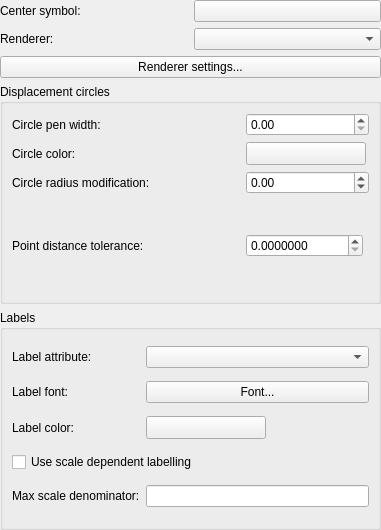
carsmie/QGIS, file src/ui/qgspointdisplacementrendererwidgetbase.ui: the form before one commit.
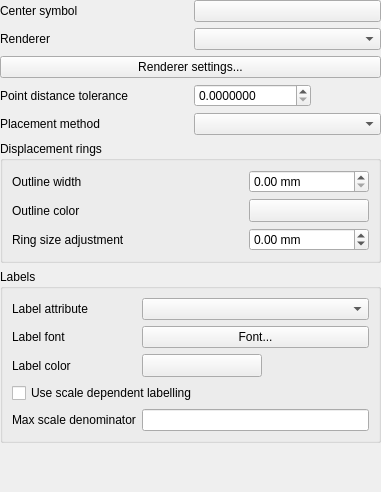
The form after the commit. Custom widgets are drawn as their Qt base class.

Commit message: [FEATURE] Add concentric ring placement mode for displacement renderer

```diff
--- a/src/ui/qgspointdisplacementrendererwidgetbase.ui
+++ b/src/ui/qgspointdisplacementrendererwidgetbase.ui
@@ -7,7 +7,7 @@
     <x>0</x>
     <y>0</y>
     <width>381</width>
-    <height>530</height>
+    <height>492</height>
    </rect>
   </property>
   <property name="windowTitle">
@@ -17,46 +17,14 @@
    <property name="margin">
     <number>0</number>
    </property>
-   <item row="0" column="0">
-    <layout class="QHBoxLayout" name="horizontalLayout_9">
-     <item>
-      <widget class="QLabel" name="mCenterSymbolLabel">
-       <property name="text">
-        <string>Center symbol:</string>
-       </property>
-      </widget>
-     </item>
-     <item>
-      <widget class="QPushButton" name="mCenterSymbolPushButton">
-       <property name="text">
-        <string/>
-       </property>
-      </widget>
-     </item>
-    </layout>
-   </item>
-   <item row="1" column="0">
-    <layout class="QHBoxLayout" name="horizontalLayout_4">
-     <item>
-      <widget class="QLabel" name="mRendererLabel">
-       <property name="text">
-        <string>Renderer:</string>
-       </property>
-      </widget>
-     </item>
-     <item>
-      <widget class="QComboBox" name="mRendererComboBox"/>
-     </item>
-    </layout>
-   </item>
-   <item row="2" column="0">
+   <item row="4" column="0" colspan="2">
     <widget class="QPushButton" name="mRendererSettingsButton">
      <property name="text">
       <string>Renderer settings...</string>
      </property>
     </widget>
    </item>
-   <item row="4" column="0">
+   <item row="9" column="0" colspan="2">
     <widget class="QgsCollapsibleGroupBoxBasic" name="mLabellingGroupBox">
      <property name="title">
       <string>Labels</string>
@@ -65,7 +33,7 @@
       <item row="0" column="0">
        <widget class="QLabel" name="mLabelAttributeLabel">
         <property name="text">
-         <string>Label attribute:</string>
+         <string>Label attribute</string>
         </property>
        </widget>
       </item>
@@ -75,7 +43,7 @@
       <item row="1" column="0">
        <widget class="QLabel" name="label">
         <property name="text">
-         <string>Label font:</string>
+         <string>Label font</string>
         </property>
        </widget>
       </item>
@@ -89,7 +57,7 @@
       <item row="2" column="0">
        <widget class="QLabel" name="mLabelColorLabel">
         <property name="text">
-         <string>Label color:</string>
+         <string>Label color</string>
         </property>
        </widget>
       </item>
@@ -122,7 +90,7 @@
       <item row="4" column="0">
        <widget class="QLabel" name="mMaxScaleLabel">
         <property name="text">
-         <string>Max scale denominator:</string>
+         <string>Max scale denominator</string>
         </property>
        </widget>
       </item>
@@ -132,10 +100,20 @@
      </layout>
     </widget>
    </item>
-   <item row="3" column="0">
+   <item row="0" column="0">
+    <widget class="QLabel" name="mCenterSymbolLabel">
+     <property name="text">
+      <string>Center symbol</string>
+     </property>
+    </widget>
+   </item>
+   <item row="2" column="1">
+    <widget class="QComboBox" name="mRendererComboBox"/>
+   </item>
+   <item row="8" column="0" colspan="2">
     <widget class="QgsCollapsibleGroupBoxBasic" name="mDisplacementCirclesGroupBox">
      <property name="title">
-      <string>Displacement circles</string>
+      <string>Displacement rings</string>
      </property>
      <layout class="QGridLayout" name="gridLayout_2">
       <item row="2" column="1">
@@ -160,40 +138,89 @@
       <item row="3" column="0">
        <widget class="QLabel" name="mCircleRadiusLabel">
         <property name="text">
-         <string>Circle radius modification:</string>
+         <string>Ring size adjustment</string>
         </property>
        </widget>
       </item>
       <item row="0" column="0">
        <widget class="QLabel" name="mCircleWidthLabel">
         <property name="text">
-         <string>Circle pen width:</string>
+         <string>Outline width</string>
         </property>
        </widget>
       </item>
       <item row="2" column="0">
        <widget class="QLabel" name="mCircleColorLabel">
         <property name="text">
-         <string>Circle color:</string>
-        </property>
-       </widget>
-      </item>
-      <item row="6" column="0">
-       <widget class="QLabel" name="mDistanceToleranceLabel">
-        <property name="text">
-         <string>Point distance tolerance:</string>
+         <string>Outline color</string>
         </property>
        </widget>
       </item>
       <item row="3" column="1">
        <widget class="QgsDoubleSpinBox" name="mCircleModificationSpinBox">
+        <property name="suffix">
+         <string> mm</string>
+        </property>
         <property name="minimum">
-         <double>-99.000000000000000</double>
+         <double>-9999.000000000000000</double>
         </property>
+        <property name="maximum">
+         <double>9999.000000000000000</double>
+        </property>
+        <property name="singleStep">
+         <double>0.100000000000000</double>
+        </property>
        </widget>
       </item>
       <item row="0" column="1">
-       <widget class="QgsDoubleSpinBox" name="mCircleWidthSpinBox"/>
+       <widget class="QgsDoubleSpinBox" name="mCircleWidthSpinBox">
+        <property name="suffix">
+         <string> mm</string>
+        </property>
+        <property name="maximum">
+         <double>9999.000000000000000</double>
+        </property>
+        <property name="singleStep">
+         <double>0.100000000000000</double>
+        </property>
+       </widget>
+      </item>
+     </layout>
+    </widget>
+   </item>
+   <item row="10" column="0">
+    <spacer name="verticalSpacer">
+     <property name="orientation">
+      <enum>Qt::Vertical</enum>
+     </property>
+     <property name="sizeHint" stdset="0">
+      <size>
+       <width>20</width>
+       <height>40</height>
+      </size>
+     </property>
+    </spacer>
+   </item>
+   <item row="0" column="1">
+    <widget class="QPushButton" name="mCenterSymbolPushButton">
+     <property name="text">
+      <string/>
+     </property>
+    </widget>
+   </item>
+   <item row="2" column="0">
+    <widget class="QLabel" name="mRendererLabel">
+     <property name="text">
+      <string>Renderer</string>
+     </property>
+    </widget>
+   </item>
+   <item row="6" column="0">
+    <widget class="QLabel" name="mDistanceToleranceLabel">
+     <property name="text">
+      <string>Point distance tolerance</string>
+     </property>
+    </widget>
       </item>
       <item row="6" column="1">
        <layout class="QHBoxLayout" name="horizontalLayout">
@@ -216,7 +243,14 @@
         </item>
        </layout>
       </item>
-     </layout>
+   <item row="7" column="1">
+    <widget class="QComboBox" name="mPlacementComboBox"/>
+   </item>
+   <item row="7" column="0">
+    <widget class="QLabel" name="label_2">
+     <property name="text">
+      <string>Placement method</string>
+     </property>
     </widget>
    </item>
   </layout>
```
Left out of the diff: 5 changed lines with no effect on the pictures. Lines whose indentation alone changed are shown as unchanged. The commit also changes 5 other files.
